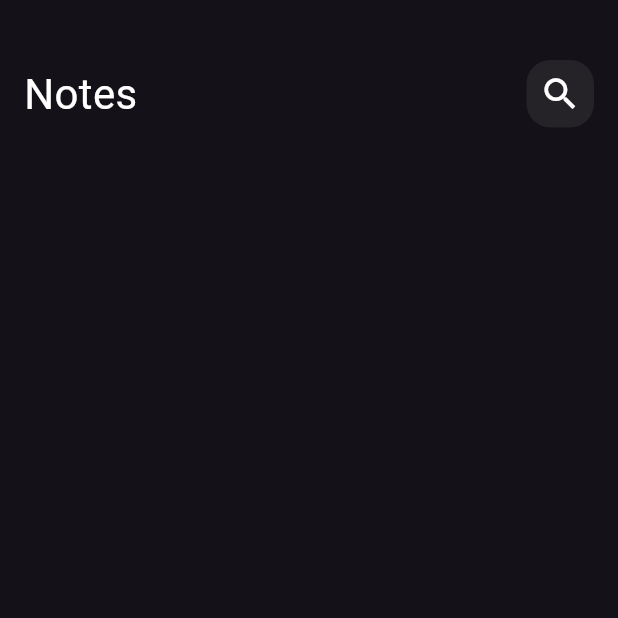
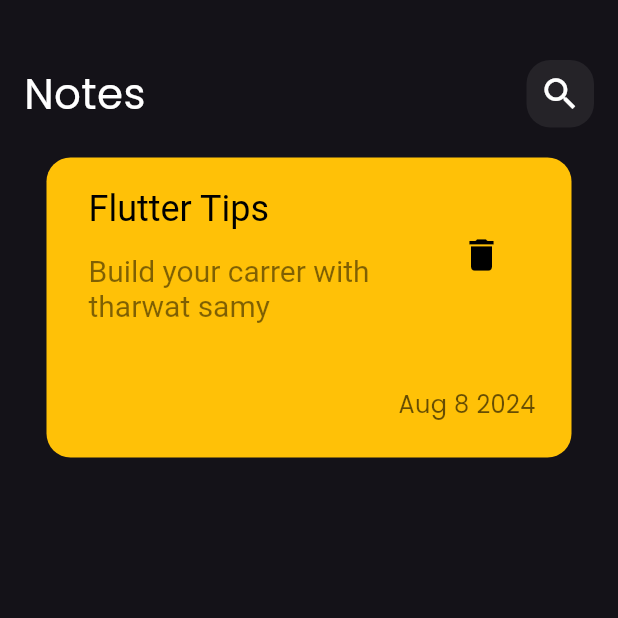
Before and after one commit to AnasShehata1/notes_app, a Flutter app: the screen it shows after launch, on a phone screen of 412 x 824 dp, the top half of it. Run offline on Flutter 3.47's test engine with Material 3 defaults, Android fonts, the phone set to English and light mode, and no system bars.

Commit message:
add note item and finish it's UI design

```diff
--- a/lib/main.dart
+++ b/lib/main.dart
@@ -12,7 +12,7 @@ class NotesApp extends StatelessWidget {
   Widget build(BuildContext context) {
     return MaterialApp(
       debugShowCheckedModeBanner: false,
-      theme: ThemeData.dark(),
+      theme: ThemeData(brightness: Brightness.dark, fontFamily: 'Poppins'),
       home: const NotesView(),
     );
   }
--- /dev/null
+++ b/lib/widgets/note_item.dart
@@ -0,0 +1,47 @@
+import 'package:flutter/material.dart';
+
+class NoteItem extends StatelessWidget {
+  const NoteItem({super.key});
+
+  @override
+  Widget build(BuildContext context) {
+    return Container(
+      width: 350,
+      height: 200,
+      padding: const EdgeInsets.all(12),
+      decoration: BoxDecoration(
+          color: Colors.amber, borderRadius: BorderRadius.circular(16)),
+      child: Column(
+        crossAxisAlignment: CrossAxisAlignment.end,
+        children: [
+          ListTile(
+            title: const Padding(
+              padding: EdgeInsets.only(bottom: 16.0),
+              child: Text('Flutter Tips'),
+            ),
+            titleTextStyle: const TextStyle(color: Colors.black, fontSize: 24),
+            subtitle: const Text('Build your carrer with tharwat samy'),
+            subtitleTextStyle:
+                TextStyle(color: Colors.black.withOpacity(0.5), fontSize: 20),
+            trailing: IconButton(
+                onPressed: () {},
+                icon: const Icon(
+                  Icons.delete,
+                  color: Colors.black,
+                  size: 28,
+                )),
+          ),
+          const Spacer(),
+          Padding(
+            padding: const EdgeInsets.only(right: 12.0, bottom: 12),
+            child: Text(
+              'Aug 8 2024',
+              style:
+                  TextStyle(color: Colors.black.withOpacity(0.6), fontSize: 16),
+            ),
+          )
+        ],
+      ),
+    );
+  }
+}
--- a/lib/widgets/notes_views_body.dart
+++ b/lib/widgets/notes_views_body.dart
@@ -1,5 +1,6 @@
 import 'package:flutter/material.dart';
 import 'package:notes_app/widgets/custom_app_bar.dart';
+import 'package:notes_app/widgets/note_item.dart';
 
 class NotesViewsBody extends StatelessWidget {
   const NotesViewsBody({super.key});
@@ -12,6 +13,8 @@ class NotesViewsBody extends StatelessWidget {
         children: [
           SizedBox(height: 40),
           CustomAppBar(),
+          SizedBox(height: 20),
+          NoteItem()
         ],
       ),
     );
```
Also changed, not shown: pubspec.yaml (+4 -4 lines), assets/fonts/Poppins-Regular.ttf (added).
